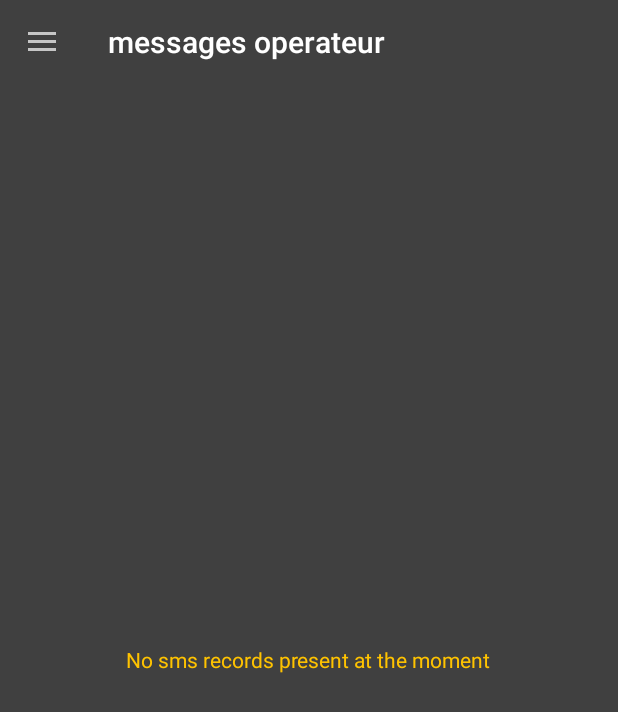
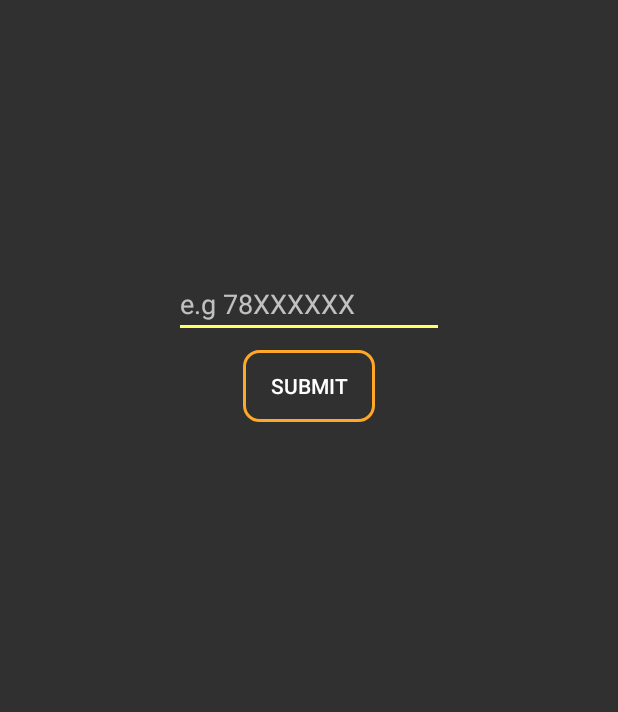
Before and after one commit to hilpitome/smsParser, an Android app: the screen it shows after launch (MainActivity before the commit, PhoneNumberActivity after it), on a phone screen of 412 x 824 dp. Shown: the top 712 px of the screen. Run offline under Robolectric (Android 15) with nearby library versions, the phone set to English and light mode, and no system bars.

```diff
--- a/app/build.gradle
+++ b/app/build.gradle
@@ -5,7 +5,7 @@ android {
     buildToolsVersion "25.0.3"
     defaultConfig {
         applicationId "com.smsparser.smsparser"
-        minSdkVersion 15
+        minSdkVersion 22
         targetSdkVersion 25
         versionCode 1
         versionName "1.0"
--- a/app/src/main/java/com/smsparser/smsparser/MainActivity.java
+++ b/app/src/main/java/com/smsparser/smsparser/MainActivity.java
@@ -14,6 +14,8 @@ import android.support.v7.widget.Toolbar;
 import android.util.Log;
 import android.view.MenuItem;
 
+import com.smsparser.smsparser.utils.PrefUtils;
+
 import static com.smsparser.smsparser.R.string.sms_operateur;
 import static com.smsparser.smsparser.R.string.sms_rapport;
 
@@ -21,6 +23,7 @@ public class MainActivity extends AppCompatActivity  implements NavigationView.O
     private NavigationView navigationView;
     private int navItemId;
     private static final String NAV_ITEM_ID = "nav_index";
+    private PrefUtils prefUtils;
 
     @Override
     public void onCreate(Bundle savedInstanceState) {
@@ -28,6 +31,11 @@ public class MainActivity extends AppCompatActivity  implements NavigationView.O
         setContentView(R.layout.activity_main);
         final Toolbar toolbar = (Toolbar) findViewById(R.id.toolbar);
         setSupportActionBar(toolbar);
+        prefUtils = new PrefUtils(this);
+
+        if(!prefUtils.hasPhoneNumer())  {
+            startActivity(new Intent(MainActivity.this, PhoneNumberActivity.class));
+        }
 
 
         DrawerLayout drawer = (DrawerLayout) findViewById(R.id.drawer_layout);
--- /dev/null
+++ b/app/src/main/java/com/smsparser/smsparser/PhoneNumberActivity.java
@@ -0,0 +1,61 @@
+package com.smsparser.smsparser;
+
+import android.content.Intent;
+import android.os.Bundle;
+import android.support.design.widget.Snackbar;
+import android.support.v7.app.AppCompatActivity;
+import android.text.TextUtils;
+import android.view.View;
+import android.widget.Button;
+import android.widget.EditText;
+import android.widget.TextView;
+import android.widget.Toast;
+
+import com.smsparser.smsparser.utils.PrefUtils;
+
+/**
+ * Created by hilary on 11/30/17.
+ */
+
+public class PhoneNumberActivity extends AppCompatActivity {
+    Button submitButton;
+    EditText simNumberEt;
+    PrefUtils prefutils;
+    @Override
+    public void onCreate(Bundle savedInstanceState) {
+        super.onCreate(savedInstanceState);
+        setContentView(R.layout.activity_phone_number);
+        prefutils = new PrefUtils(this);
+
+        submitButton = (Button) findViewById(R.id.submit_btn);
+        simNumberEt = (EditText) findViewById(R.id.sim_number_et);
+
+        submitButton.setOnClickListener(new View.OnClickListener() {
+            @Override
+            public void onClick(View v) {
+                String simNumber = simNumberEt.getText().toString().trim();
+                if(validateField()){
+                    prefutils.setSimNUmber(simNumber);
+                    Toast.makeText(getApplicationContext(), "phone number is set", Toast.LENGTH_LONG).show();
+                    prefutils.setKeyHasPhoneNumber(true);
+                    Intent i = new Intent(PhoneNumberActivity.this, MainActivity.class);
+                    startActivity(i);
+                }
+            }
+        });
+
+    }
+
+    private boolean validateField() {
+        String simNo = simNumberEt.getText().toString().trim();
+        if (TextUtils.isEmpty(simNo)) {
+            simNumberEt.setError("phone number is required");
+            return false;
+        }
+        if(simNo.length() < 9){
+            simNumberEt.setError("please enter a valid phone number");
+            return false;
+        }
+        return true;
+    }
+}
--- a/app/src/main/java/com/smsparser/smsparser/utils/DatabaseHandler.java
+++ b/app/src/main/java/com/smsparser/smsparser/utils/DatabaseHandler.java
@@ -21,7 +21,7 @@ import java.util.List;
 public class DatabaseHandler extends SQLiteOpenHelper{
     // All Static variables
     // Database Version
-    private static final int DATABASE_VERSION = 1;
+    private static final int DATABASE_VERSION = 2;
 
     // Database Name
     private static final String DATABASE_NAME = "rapportManager";
@@ -45,6 +45,7 @@ public class DatabaseHandler extends SQLiteOpenHelper{
     private static final String DESCRIPTION = "description";
     private static final String PHONE_NUMBER = "phone_number";
     private static final String SIM_NUMBER = "sim_number";
+    private static final String MESSAGE = "message";
 
     public DatabaseHandler(Context context) {
         super(context, DATABASE_NAME, null, DATABASE_VERSION);
@@ -59,7 +60,7 @@ public class DatabaseHandler extends SQLiteOpenHelper{
 
         String CREATE_TABLE_MESSAGES_OPERATUER = "CREATE TABLE " + TABLE_MESSAGES_OPERATUER  + "("
                 + ID + " INTEGER PRIMARY KEY," + DATE + " TEXT,"
-                + PHONE_NUMBER+ " TEXT," + TITLE  + " TEXT," +DESCRIPTION+ " TEXT,"+ SIM_NUMBER+ " TEXT"+")";
+                + PHONE_NUMBER+ " TEXT," + TITLE  + " TEXT," +DESCRIPTION+ " TEXT,"+ SIM_NUMBER+ " TEXT,"+MESSAGE+" TEXT"+")";
         sqLiteDatabase.execSQL(CREATE_RAPPORT_TABLE);
         sqLiteDatabase.execSQL(CREATE_TABLE_MESSAGES_OPERATUER);
 
@@ -122,7 +123,7 @@ public class DatabaseHandler extends SQLiteOpenHelper{
         contentValues.put(PHONE_NUMBER, messagesOperatuerData.getPhoneNumber());
         contentValues.put(DESCRIPTION, messagesOperatuerData.getDescription());
         contentValues.put(SIM_NUMBER, messagesOperatuerData.getSimNumber());
-
+        contentValues.put(MESSAGE, messagesOperatuerData.getMessage());
 
         db.insert(TABLE_MESSAGES_OPERATUER , null, contentValues);
         db.close();
@@ -142,7 +143,8 @@ public class DatabaseHandler extends SQLiteOpenHelper{
             String title = cursor.getString(cursor.getColumnIndex(TITLE));
             String description = cursor.getString(cursor.getColumnIndex(DESCRIPTION));
             String simCard = cursor.getString(cursor.getColumnIndex(SIM_NUMBER));
-            records.add(new MessagesOperatuerData(date, title, description, phoneNumber, simCard));
+            String message = cursor.getString(cursor.getColumnIndex(MESSAGE));
+            records.add(new MessagesOperatuerData(date, title, description, phoneNumber, simCard, message));
         }
 
         db.close();
--- /dev/null
+++ b/app/src/main/java/com/smsparser/smsparser/utils/PrefUtils.java
@@ -0,0 +1,77 @@
+package com.smsparser.smsparser.utils;
+
+import android.content.Context;
+import android.content.SharedPreferences;
+
+/**
+ * Created by Lawrence on 10/12/16.
+ */
+
+public class PrefUtils {
+
+
+    /**
+     * Shared Preferences
+     */
+    private SharedPreferences sharedPreferencesCompat;
+
+    /**
+     * Editor for Shared preferences
+     */
+    private SharedPreferences.Editor editor;
+
+    /**
+     * Context
+     */
+    private Context mContext;
+
+    /**
+     * Shared pref mode
+     */
+    private int PRIVATE_MODE = 0;
+
+    /**
+     * Shared preferences file name
+     */
+    private static final String PREF_NAME = "smsParserPref";
+
+    /**
+     *
+     */
+    private static final String KEY_HAS_PHONE_NUMBER= "hasPhoneNumber";
+
+    private static final String KEY_SIM_NUMBER = "sim_number";
+
+
+    public PrefUtils(Context mContext) {
+        this.mContext = mContext;
+        this.sharedPreferencesCompat = mContext.getSharedPreferences(PREF_NAME, PRIVATE_MODE);
+        this.editor = this.sharedPreferencesCompat.edit();
+    }
+
+
+    public boolean hasPhoneNumer() {
+        return sharedPreferencesCompat.getBoolean(KEY_HAS_PHONE_NUMBER, false);
+    }
+
+
+
+    public void setKeyHasPhoneNumber(boolean hasPhoneNumber) {
+        editor.putBoolean(KEY_HAS_PHONE_NUMBER, hasPhoneNumber);
+        editor.commit();
+    }
+
+
+
+
+
+    public void setSimNUmber(String simNUmber){
+        editor.putString(KEY_SIM_NUMBER, simNUmber);
+        editor.commit();
+    }
+
+    public String getKeySimNumber() {
+        return sharedPreferencesCompat.getString(KEY_SIM_NUMBER, null);
+    }
+
+}
--- /dev/null
+++ b/app/src/main/res/drawable/rounded_orange_background.xml
@@ -0,0 +1,11 @@
+<?xml version="1.0" encoding="utf-8"?>
+<selector xmlns:android="http://schemas.android.com/apk/res/android">
+
+    <item>
+        <shape android:shape="rectangle">
+
+            <corners android:radius="10dp" />
+            <stroke android:width="2dp" android:color="@color/orange_400" />
+        </shape>
+    </item>
+</selector>
--- /dev/null
+++ b/app/src/main/res/layout/activity_phone_number.xml
@@ -0,0 +1,22 @@
+<?xml version="1.0" encoding="utf-8"?>
+<LinearLayout xmlns:android="http://schemas.android.com/apk/res/android"
+    android:orientation="vertical" android:layout_width="match_parent"
+    android:layout_height="match_parent">
+    <EditText
+        android:id="@+id/sim_number_et"
+        android:layout_marginTop="180dp"
+        android:layout_width="180dp"
+        android:layout_height="wrap_content"
+        android:layout_gravity="center_horizontal"
+        android:hint="e.g 78XXXXXX"/>
+    <Button
+        android:id="@+id/submit_btn"
+        android:layout_marginTop="8dp"
+        android:layout_width="wrap_content"
+        android:layout_height="wrap_content"
+        android:textColor="@color/white"
+        android:text="SUBMIT"
+        android:background="@drawable/rounded_orange_background"
+        android:layout_gravity="center_horizontal"/>
+
+</LinearLayout>
```
Also changed, not shown: app/src/main/AndroidManifest.xml (+4 -3 lines), app/src/main/java/com/smsparser/smsparser/IncomingSms.java (+37 -9 lines), app/src/main/java/com/smsparser/smsparser/models/MessagesOperatuerData.java (+11 -3 lines), 1 other file.
